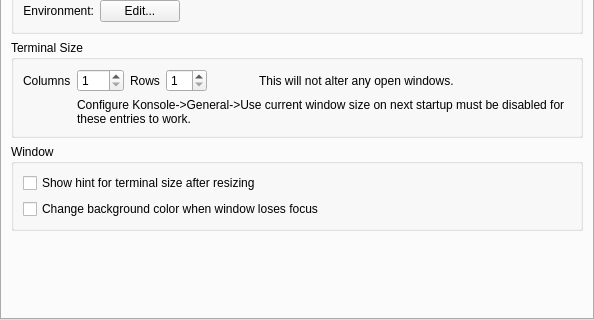
Above: src/EditProfileDialog.ui from KDE/konsole before the change; both pictures show x 0 to 594 and y 216 to 536 of the 594 by 536 pixel window. Below: the same form after it.
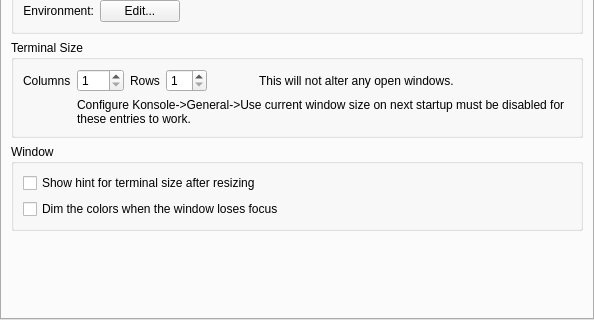
That is the form after the change. Custom widgets are drawn as their Qt base class.

Diff of the .ui file:
```diff
--- a/src/EditProfileDialog.ui
+++ b/src/EditProfileDialog.ui
@@ -349,7 +349,7 @@
              <string>Indicate whether the window is active by changing background color</string>
             </property>
             <property name="text">
-             <string>Change background color when window loses focus</string>
+             <string>Dim the colors when the window loses focus</string>
             </property>
            </widget>
           </item>
```
Left out of the diff: 4 changed lines with no effect on the pictures.
